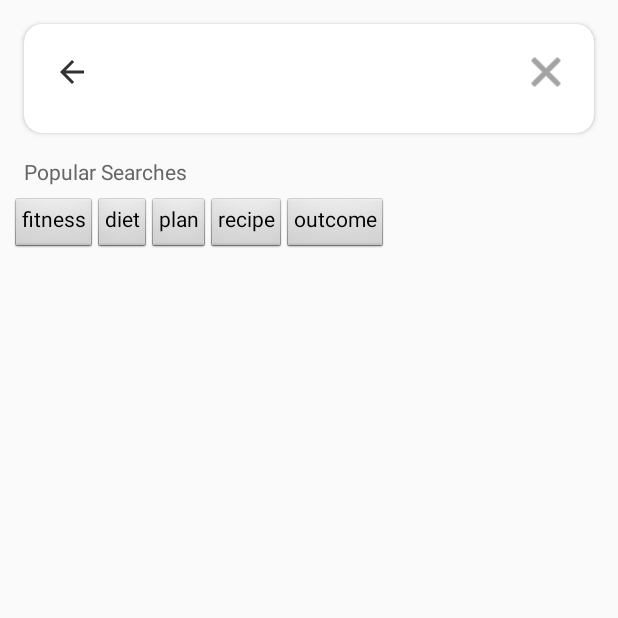
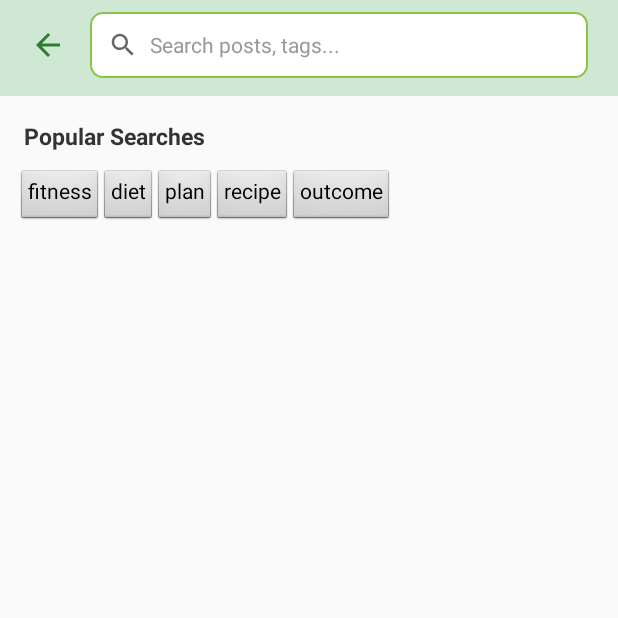
Before and after one commit to ghterlll/myRepo, an Android app: the SearchFragment screen opened directly, with no data from a screen before it, on a phone screen of 412 x 824 dp, the top half of it. Run offline under Robolectric (Android 15) with nearby library versions, the phone set to English and light mode, and no system bars; network calls fail; 3 statements that could not run were skipped.

Commit message:
Modernize UI design with green theme across all post modules
Applied consistent modern design inspired by record module:

**Design Elements:**
- Green color scheme: #CFE8D4 (headers), #2E7D32 (text/icons), #4CAF50 (accents)
- Clean, minimal search bars with bg_search_bar background
- Unified header style across all pages
- Modern iconography with proper tinting
- Improved spacing and padding

**Pages Updated:**

1. **Feed (fragment_feed.xml + FeedFragment.java)**
   - Added green header with "Discover" title
   - Simplified search bar to clickable TextView
   - Background changed to #FAFAFA
   - Updated click handler to use searchBar view

2. **Search (fragment_search.xml)**
   - Green header matching Feed design
   - Functional EditText for typing search
   - Modern clear button with green tint
   - Bold section titles for Popular/Recent searches
   - Updated accent colors to green theme

3. **Search Results (activity_search_results.xml)**
   - Green header with back button
   - Clickable search bar showing current query
   - Consistent with Search page design

4. **Post Detail (activity_post_detail.xml)**
   - Green navigation header
   - Updated title and back button colors
   - Removed MaterialCardView for simpler LinearLayout

5. **Comments (activity_comments.xml)**
   - Green navigation header
   - Bold green comment count
   - Consistent with Post Detail design

All pages now share unified green theme and modern aesthetic.

🤖 Generated with [Claude Code](https://claude.com/claude-code)

Co-Authored-By: Claude <noreply@anthropic.com>

```diff
--- a/Aura/app/src/main/res/layout/fragment_search.xml
+++ b/Aura/app/src/main/res/layout/fragment_search.xml
@@ -1,96 +1,112 @@
 <?xml version="1.0" encoding="utf-8"?>
 <LinearLayout xmlns:android="http://schemas.android.com/apk/res/android"
+    xmlns:app="http://schemas.android.com/apk/res-auto"
     android:layout_width="match_parent"
     android:layout_height="match_parent"
     android:orientation="vertical"
     android:background="#FAFAFA">
 
-    <!-- Search Input Section -->
-    <com.google.android.material.card.MaterialCardView
-        xmlns:app="http://schemas.android.com/apk/res-auto"
-        android:layout_width="match_parent"
-        android:layout_height="wrap_content"
-        android:layout_margin="16dp"
-        app:cardCornerRadius="12dp"
-        app:cardElevation="2dp">
-
+    <!-- Header with Search Bar -->
     <LinearLayout
         android:layout_width="match_parent"
         android:layout_height="wrap_content"
         android:orientation="horizontal"
-            android:padding="8dp">
+        android:background="#CFE8D4"
+        android:paddingTop="8dp"
+        android:paddingBottom="12dp"
+        android:paddingLeft="12dp"
+        android:paddingRight="12dp"
+        android:gravity="center_vertical">
 
-            <!-- Back Button (Modern Arrow) -->
+        <!-- Back Button -->
         <ImageButton
             android:id="@+id/btnBack"
-                android:layout_width="48dp"
-                android:layout_height="48dp"
+            android:layout_width="40dp"
+            android:layout_height="40dp"
+            android:padding="8dp"
             android:background="?attr/selectableItemBackgroundBorderless"
-                android:contentDescription="Back to Feed"
+            android:contentDescription="Back"
             android:src="@drawable/ic_arrow_back"
-                app:tint="#333333" />
+            app:tint="#2E7D32" />
 
-            <com.google.android.material.textfield.TextInputLayout
+        <!-- Search Input -->
+        <LinearLayout
+            android:layout_width="0dp"
+            android:layout_height="44dp"
+            android:layout_weight="1"
+            android:layout_marginLeft="8dp"
+            android:layout_marginRight="8dp"
+            android:paddingLeft="12dp"
+            android:paddingRight="12dp"
+            android:gravity="center_vertical"
+            android:background="@drawable/bg_search_bar">
+
+            <ImageView
+                android:layout_width="20dp"
+                android:layout_height="20dp"
+                android:src="@drawable/ic_search"
+                android:layout_marginEnd="8dp"
+                app:tint="#666666" />
+
+            <EditText
+                android:id="@+id/etSearch"
                 android:layout_width="0dp"
                 android:layout_height="wrap_content"
                 android:layout_weight="1"
-                app:boxBackgroundMode="none"
-                app:boxStrokeWidth="0dp">
-
-                <com.google.android.material.textfield.TextInputEditText
-                    android:id="@+id/etSearch"
-                    android:layout_width="match_parent"
-                    android:layout_height="wrap_content"
-                    android:background="@android:color/transparent"
-                    android:drawablePadding="8dp"
-                    android:padding="12dp"
-                    android:textSize="16sp"
+                android:hint="Search posts, tags..."
+                android:textSize="14sp"
                 android:textColor="#333333"
+                android:textColorHint="#999999"
+                android:background="@null"
                 android:imeOptions="actionSearch"
-                    android:maxLength="50" />
-
-            </com.google.android.material.textfield.TextInputLayout>
+                android:maxLength="50"
+                android:inputType="text" />
+        </LinearLayout>
 
         <!-- Clear Button -->
         <ImageButton
             android:id="@+id/btnClear"
-                android:layout_width="48dp"
-                android:layout_height="48dp"
+            android:layout_width="40dp"
+            android:layout_height="40dp"
+            android:padding="8dp"
             android:background="?attr/selectableItemBackgroundBorderless"
             android:contentDescription="Clear"
             android:src="@android:drawable/ic_menu_close_clear_cancel"
-                app:tint="#666666" />
+            android:visibility="gone"
+            app:tint="#2E7D32" />
+    </LinearLayout>
 
-        </LinearLayout>
-    </com.google.android.material.card.MaterialCardView>
-
-    <!-- Hot Search Terms (Horizontal) -->
+    <!-- Hot Search Terms -->
     <TextView
         android:layout_width="match_parent"
         android:layout_height="wrap_content"
         android:text="Popular Searches"
-        android:textSize="14sp"
-        android:textColor="#666666"
+        android:textSize="15sp"
+        android:textStyle="bold"
+        android:textColor="#333333"
         android:paddingLeft="16dp"
         android:paddingRight="16dp"
-        android:layout_marginBottom="8dp" />
+        android:paddingTop="16dp"
+        android:paddingBottom="12dp" />
 
     <androidx.recyclerview.widget.RecyclerView
         android:id="@+id/recyclerHotTerms"
         android:layout_width="match_parent"
         android:layout_height="wrap_content"
-        android:layout_marginLeft="8dp"
-        android:layout_marginRight="8dp"
-        android:layout_marginBottom="16dp" />
+        android:paddingLeft="12dp"
+        android:paddingRight="12dp"
+        android:paddingBottom="16dp"
+        android:clipToPadding="false" />
 
-    <!-- Search History (Vertical) -->
+    <!-- Search History -->
     <LinearLayout
         android:layout_width="match_parent"
         android:layout_height="wrap_content"
         android:orientation="horizontal"
         android:paddingLeft="16dp"
         android:paddingRight="16dp"
-        android:layout_marginBottom="8dp"
+        android:paddingTop="8dp"
+        android:paddingBottom="12dp"
         android:visibility="gone">
 
         <TextView
@@ -99,30 +115,31 @@
             android:layout_height="wrap_content"
             android:layout_weight="1"
             android:text="Recent Searches"
-            android:textSize="14sp"
-            android:textColor="#666666" />
+            android:textSize="15sp"
+            android:textStyle="bold"
+            android:textColor="#333333" />
 
         <TextView
             android:id="@+id/tvClearAll"
             android:layout_width="wrap_content"
             android:layout_height="wrap_content"
             android:text="Clear All"
-            android:textSize="12sp"
-            android:textColor="#007AFF"
+            android:textSize="13sp"
+            android:textColor="#4CAF50"
             android:padding="8dp"
             android:clickable="true"
             android:focusable="true"
             android:background="?attr/selectableItemBackground" />
-
     </LinearLayout>
 
     <androidx.recyclerview.widget.RecyclerView
         android:id="@+id/recyclerHistory"
         android:layout_width="match_parent"
         android:layout_height="wrap_content"
-        android:layout_marginLeft="8dp"
-        android:layout_marginRight="8dp"
-        android:layout_marginBottom="16dp"
+        android:paddingLeft="12dp"
+        android:paddingRight="12dp"
+        android:paddingBottom="16dp"
+        android:clipToPadding="false"
         android:visibility="gone" />
 
 
```
Also changed, not shown: Aura/app/src/main/java/com/aura/starter/FeedFragment.java (+4 -4 lines), Aura/app/src/main/res/layout/activity_comments.xml (+7 -11 lines), Aura/app/src/main/res/layout/activity_post_detail.xml (+5 -10 lines), Aura/app/src/main/res/layout/activity_search_results.xml (+44 -36 lines), Aura/app/src/main/res/layout/fragment_feed.xml (+42 -27 lines). Lines whose indentation alone changed are shown as unchanged.
